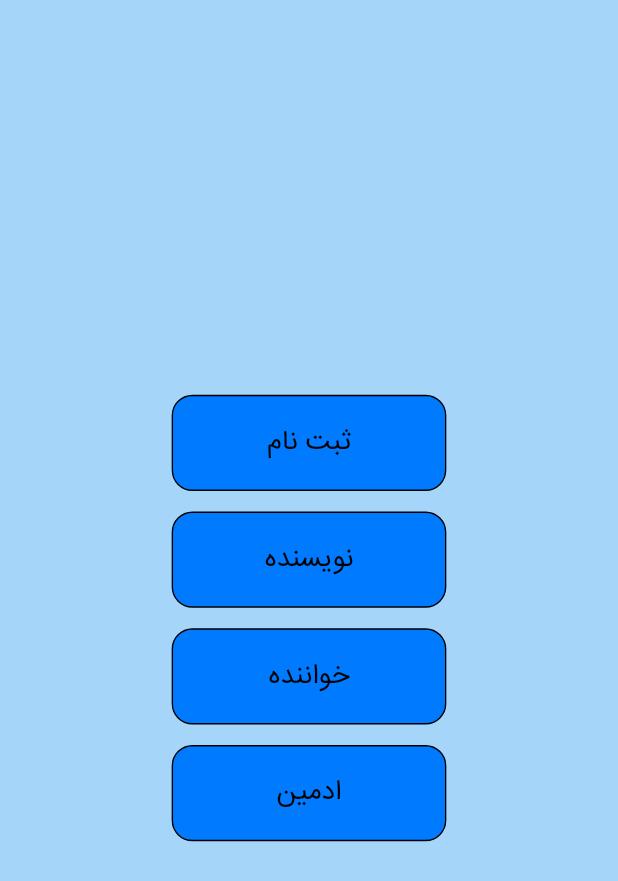
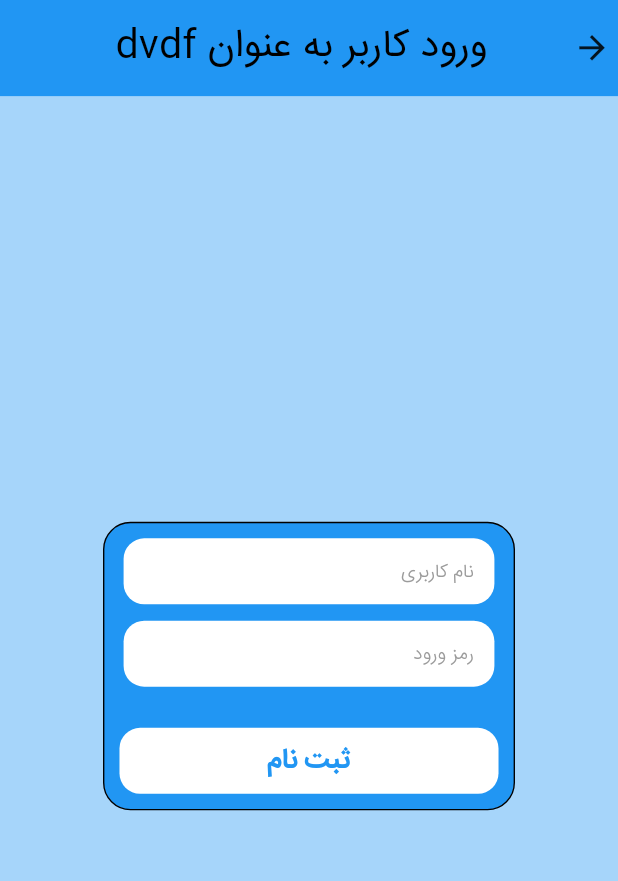
Before and after one commit to ahbb82/ghalam, a Flutter app: the screen it shows after launch, on a phone screen of 412 x 824 dp. Shown: the top 881 px of the screen. Run offline on Flutter 3.47's test engine with Material 2 defaults, Android fonts, the phone set to English and light mode, and no system bars; our stand-ins replace flutter_svg, get, responsive_framework.

Commit message:
complete register_form.dart

```diff
--- a/lib/UI/Component/Login/login_form.dart
+++ b/lib/UI/Component/Login/register_form.dart
@@ -1,6 +1,8 @@
 import 'package:flutter/cupertino.dart';
 import 'package:flutter/material.dart';
 import 'package:univercity/Public/colors.dart';
+import 'package:univercity/UI/Component/Buttons/btn.dart';
+import 'package:univercity/UI/Component/Inputs/input.dart';
 
 class LoginForm extends StatelessWidget {
   const LoginForm({Key? key}) : super(key: key);
@@ -9,7 +11,8 @@ class LoginForm extends StatelessWidget {
   Widget build(BuildContext context) {
     return Container(
       width: 300,
-      height: 200,
+      height: 210,
+      padding: EdgeInsets.all(10),
       decoration: BoxDecoration(
         borderRadius: BorderRadius.circular(20),
         border: Border.all(width: 1,color: Colors.black),
@@ -21,27 +24,43 @@ class LoginForm extends StatelessWidget {
           Row(
             mainAxisAlignment: MainAxisAlignment.center,
             children: [
-              Text('نام کاربری'),
-              SizedBox(width: 10),
               Container(
-                  width: 60,
-                  height: 15,
-                  child: TextField())
+                  width: 270,
+                  height: 50,
+                  child: Input(
+                    width: 280,
+                    height: 50,
+                    radius: 15,
+                    hint: "نام کاربری",
+                  )
+              )
             ],
           ),
           SizedBox(height: 10),
           Row(
             mainAxisAlignment: MainAxisAlignment.center,
             children: [
-              Text('رمز ورود'),
-              SizedBox(width: 10),
               Container(
-                  width: 60,
-                  height: 15,
-                  child: TextField()
+                  width: 270,
+                  height: 50,
+                  child: Input(
+                    width: 280,
+                    height: 50,
+                    radius: 15,
+
+                    hint: 'رمز ورود',
+                  )
               )
             ],
           ),
+          Spacer(),
+          Btn(
+            btnType.custom,
+            width: 280,
+            height: 50,
+            color: Colors.white,
+            text: 'ثبت نام',
+          )
         ],
       ),
     );
--- a/lib/UI/Veiw/Login/login.dart
+++ b/lib/UI/Veiw/Login/Register.dart
@@ -1,10 +1,10 @@
 import 'package:flutter/material.dart';
 import 'package:univercity/Public/colors.dart';
 import 'package:univercity/UI/Component/Headers/login_header.dart';
-import 'package:univercity/UI/Component/Login/login_form.dart';
+import 'package:univercity/UI/Component/Login/register_form.dart';
 
-class Login extends StatelessWidget {
-  Login(this.type);
+class Register extends StatelessWidget {
+  Register(this.type);
 
   String type;
 
--- a/lib/main.dart
+++ b/lib/main.dart
@@ -3,6 +3,7 @@ import 'package:flutter/services.dart';
 import 'package:get/get.dart';
 import 'package:responsive_framework/responsive_framework.dart';
 import 'package:responsive_framework/responsive_wrapper.dart';
+import 'package:univercity/UI/Veiw/Login/Register.dart';
 import 'package:univercity/UI/Veiw/Login/splash.dart';
 
 void main() {
@@ -60,7 +61,7 @@ class MyApp extends StatelessWidget {
       //   print('2');
       // },
       routes: {
-        '/':(context)=>Splash(),
+        '/':(context)=>Register('dvdf'),
       },
     );
   }
```
